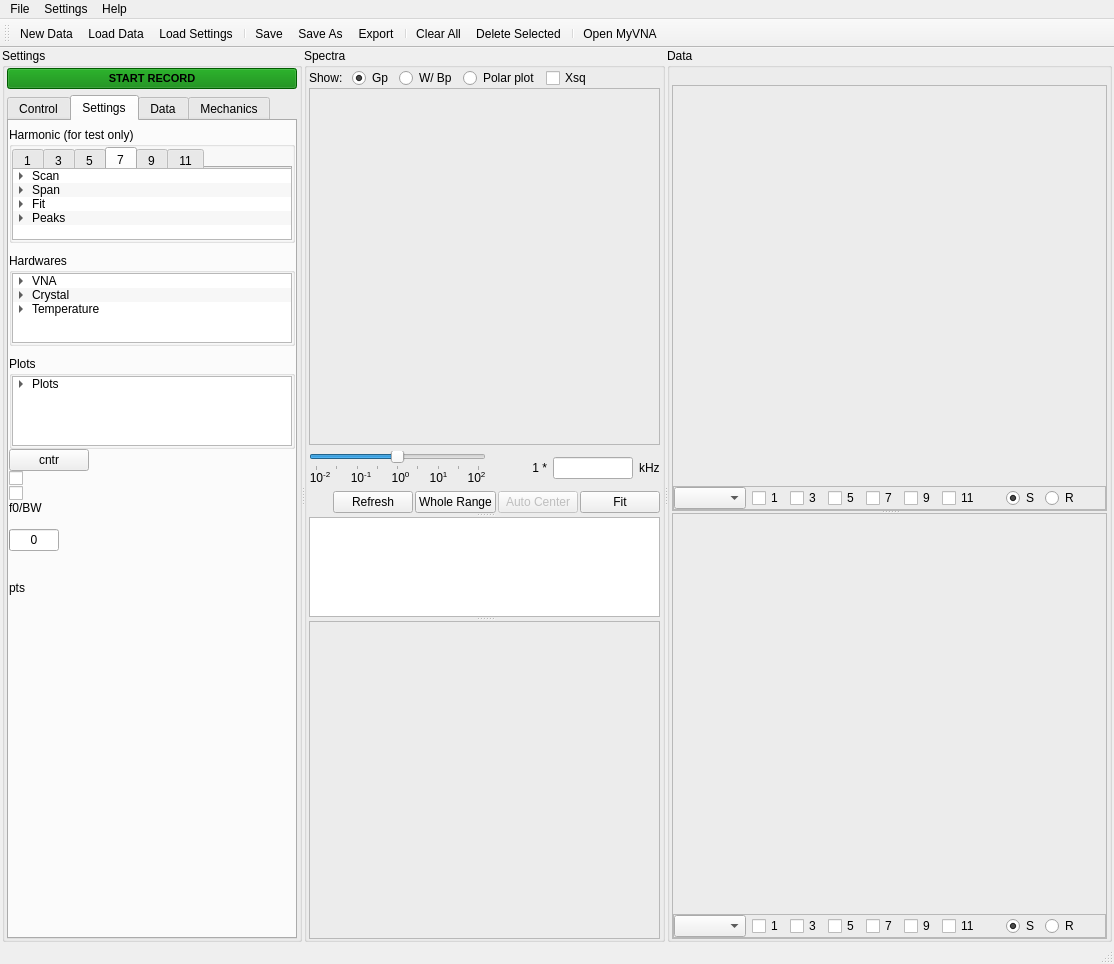
Qt form QCM_GUI_test6.ui (shullgroup/rheoQCM) before a commit.
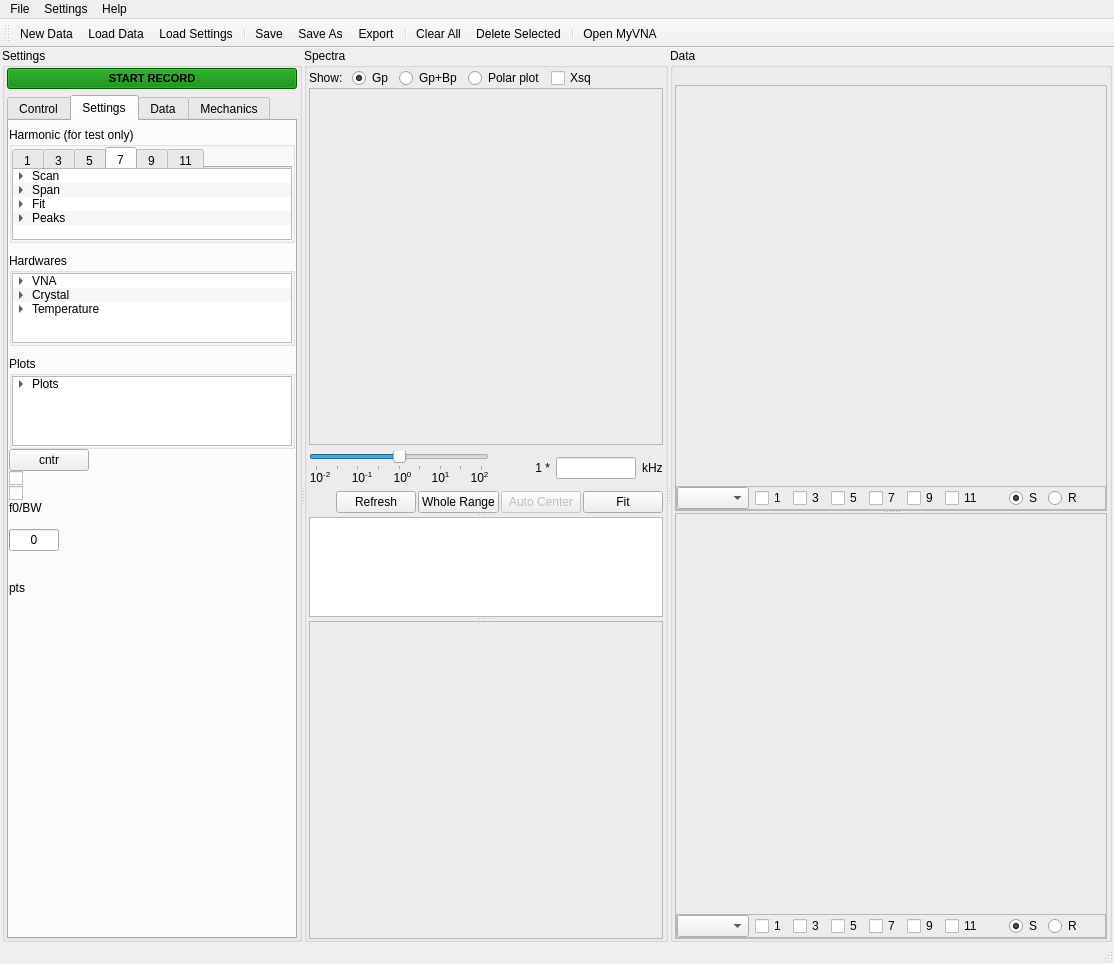
The same form after that commit. Icons and pictures are not drawn.

What changed in the file:
```diff
--- a/QCM_GUI_test6.ui
+++ b/QCM_GUI_test6.ui
@@ -4537,7 +4537,7 @@
               <item>
                <widget class="QRadioButton" name="radioButton_spectra_showBp">
                 <property name="text">
-                 <string>W/ Bp</string>
+                 <string>Gp+Bp</string>
                 </property>
                 <property name="checked">
                  <bool>false</bool>
```
